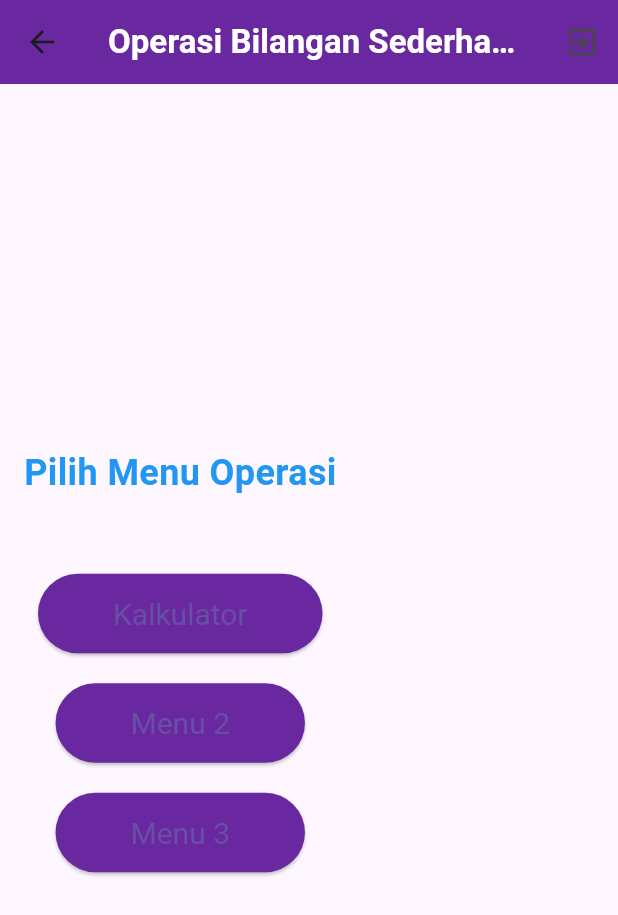
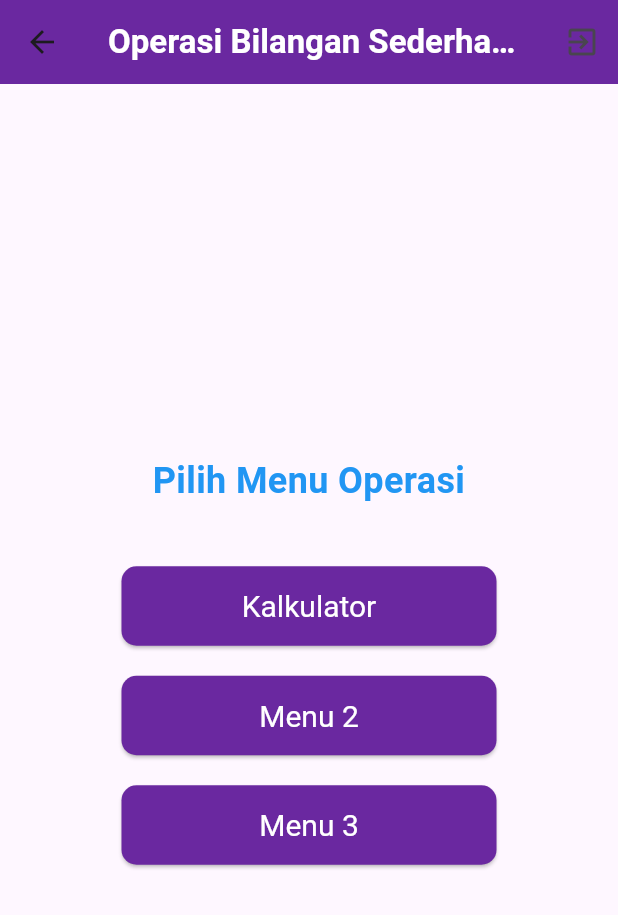
Before and after one commit to abeaar/Mobile-App, a Flutter app: the HomePage screen opened by its route, on a phone screen of 412 x 824 dp. Shown: the top 915 px of the screen. Run offline on Flutter 3.47's test engine with Material 3 defaults, Android fonts, the phone set to English and light mode, and no system bars.

Commit message:
update main

```diff
--- a/lib/home.dart
+++ b/lib/home.dart
@@ -3,16 +3,17 @@ import 'package:flutter/material.dart';
 class HomePage extends StatelessWidget {
   final String username;
 
-  const HomePage({Key? key, required this.username}) : super(key: key);
+  const HomePage({super.key, required this.username});
 
   @override
   Widget build(BuildContext context) {
     return Scaffold(
       appBar: AppBar(
-        backgroundColor: const Color.fromARGB(255, 106, 40, 160), // Warna sesuai dengan login
+        backgroundColor: const Color.fromARGB(255, 106, 40, 160),
         title: Text(
           'Operasi Bilangan Sederhana - $username',
-          style: TextStyle(color: Colors.white, fontWeight: FontWeight.bold),
+          style:
+              const TextStyle(color: Colors.white, fontWeight: FontWeight.bold),
         ),
         actions: [
           IconButton(
@@ -23,10 +24,14 @@ class HomePage extends StatelessWidget {
           ),
         ],
       ),
-      body: Padding(
+      body: Center(
+        child: SingleChildScrollView(
+          child: Padding(
             padding: const EdgeInsets.all(16.0),
             child: Column(
+              mainAxisSize: MainAxisSize.min,
               mainAxisAlignment: MainAxisAlignment.center,
+              crossAxisAlignment: CrossAxisAlignment.center,
               children: <Widget>[
                 const Text(
                   'Pilih Menu Operasi',
@@ -35,46 +40,39 @@ class HomePage extends StatelessWidget {
                     fontWeight: FontWeight.bold,
                     color: Colors.blue,
                   ),
+                  textAlign: TextAlign.center,
                 ),
-            const SizedBox(height: 50),
-            ElevatedButton(
-              onPressed: () {
-                Navigator.pushNamed(context, '/kalkulator');
-              },
-              style: ElevatedButton.styleFrom(
-                backgroundColor: const Color.fromARGB(255, 106, 40, 160), // Sesuaikan warna
-                padding: const EdgeInsets.symmetric(horizontal: 50, vertical: 15),
-                textStyle: const TextStyle(fontSize: 20),
+                const SizedBox(height: 40),
+                _buildMenuButton(context, 'Kalkulator', '/kalkulator'),
+                const SizedBox(height: 20),
+                _buildMenuButton(context, 'Menu 2', '/menu2'),
+                const SizedBox(height: 20),
+                _buildMenuButton(context, 'Menu 3', '/menu3'),
+              ],
             ),
-              child: const Text('Kalkulator'),
           ),
-            const SizedBox(height: 20),
-            ElevatedButton(
-              onPressed: () {
-                Navigator.pushNamed(context, '/menu2');
-              },
-              style: ElevatedButton.styleFrom(
-                backgroundColor: const Color.fromARGB(255, 106, 40, 160), // Sesuaikan warna
-                padding: const EdgeInsets.symmetric(horizontal: 50, vertical: 15),
-                textStyle: const TextStyle(fontSize: 20),
-              ),
-              child: const Text('Menu 2'),
-            ),
-            const SizedBox(height: 20),
-            ElevatedButton(
-              onPressed: () {
-                Navigator.pushNamed(context, '/menu3');
-              },
-              style: ElevatedButton.styleFrom(
-                backgroundColor: const Color.fromARGB(255, 106, 40, 160), // Sesuaikan warna
-                padding: const EdgeInsets.symmetric(horizontal: 50, vertical: 15),
-                textStyle: const TextStyle(fontSize: 20),
-              ),
-              child: const Text('Menu 3'),
-            ),
-          ],
         ),
       ),
     );
   }
+
+  Widget _buildMenuButton(BuildContext context, String label, String route) {
+    return SizedBox(
+      width: 250,
+      child: ElevatedButton(
+        onPressed: () {
+          Navigator.pushNamed(context, route);
+        },
+        style: ElevatedButton.styleFrom(
+          backgroundColor: const Color.fromARGB(255, 106, 40, 160),
+          padding: const EdgeInsets.symmetric(vertical: 15),
+          textStyle: const TextStyle(fontSize: 20),
+          shape: RoundedRectangleBorder(
+            borderRadius: BorderRadius.circular(10),
+          ),
+        ),
+        child: Text(label, style: const TextStyle(color: Colors.white)),
+      ),
+    );
   }
+}
--- a/lib/kalkulator.dart
+++ b/lib/kalkulator.dart
@@ -1,7 +1,7 @@
 import 'package:flutter/material.dart';
 
 class KalkulatorPage extends StatefulWidget {
-  const KalkulatorPage({Key? key}) : super(key: key);
+  const KalkulatorPage({super.key});
 
   @override
   _KalkulatorPageState createState() => _KalkulatorPageState();
--- a/lib/login.dart
+++ b/lib/login.dart
@@ -17,7 +17,7 @@ class UserStorage {
 }
 
 class LoginPage extends StatefulWidget {
-  const LoginPage({Key? key}) : super(key: key);
+  const LoginPage({super.key});
 
   @override
   _LoginPageState createState() => _LoginPageState();
--- a/lib/main.dart
+++ b/lib/main.dart
@@ -10,11 +10,12 @@ void main() {
 }
 
 class MyApp extends StatelessWidget {
-  const MyApp({Key? key}) : super(key: key);
+  const MyApp({super.key});
 
   @override
   Widget build(BuildContext context) {
     return MaterialApp(
+      debugShowCheckedModeBanner: false,
       title: 'Tugas 1 TPM',
       theme: ThemeData(
         primarySwatch: Colors.blue,
@@ -48,7 +49,7 @@ class MyApp extends StatelessWidget {
 
 // Buat halaman error jika argument salah
 class ErrorPage extends StatelessWidget {
-  const ErrorPage({Key? key}) : super(key: key);
+  const ErrorPage({super.key});
 
   @override
   Widget build(BuildContext context) {
--- a/lib/registrasi.dart
+++ b/lib/registrasi.dart
@@ -3,7 +3,7 @@ import 'package:flutter/material.dart';
 import 'login.dart';
 
 class RegisterPage extends StatefulWidget {
-  const RegisterPage({Key? key}) : super(key: key);
+  const RegisterPage({super.key});
 
   @override
   _RegisterPageState createState() => _RegisterPageState();
```
Lines whose indentation alone changed are shown as unchanged.
